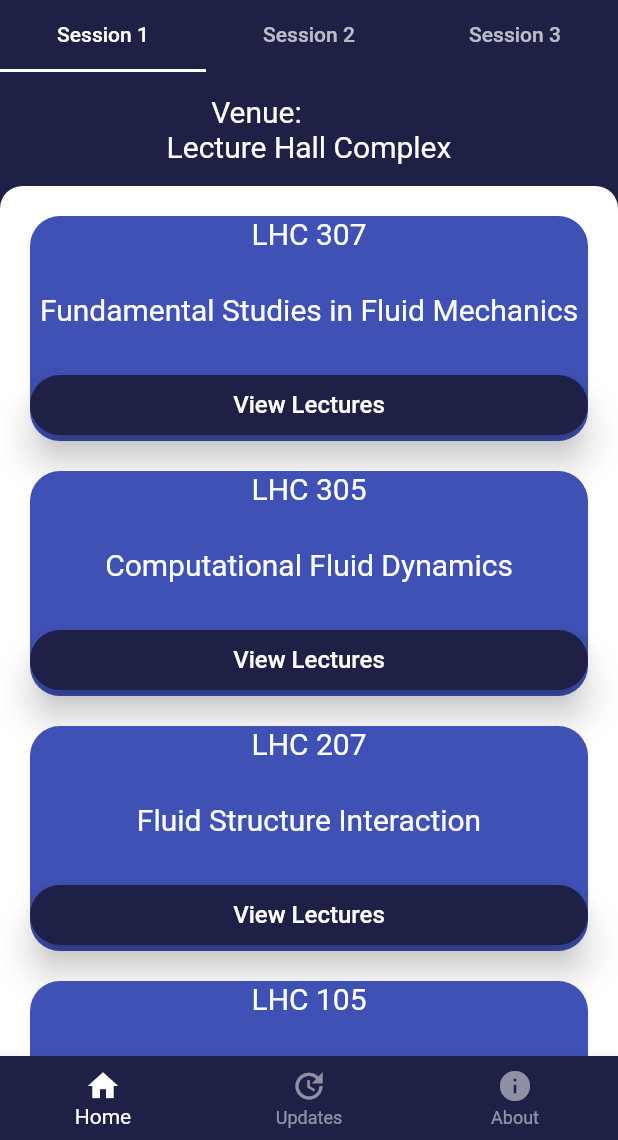
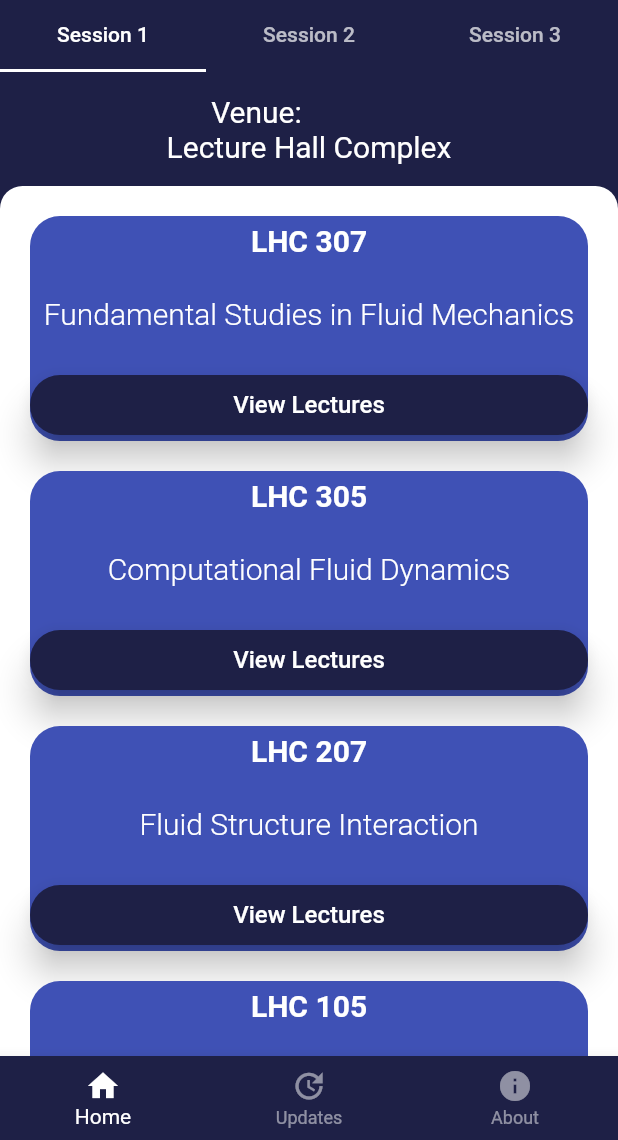
Before and after one commit to Navneetkrh/fmfp, a Flutter app: the OutlinePage screen opened directly, on a phone screen of 412 x 824 dp, the part 96-1236 px from its top. Run offline on Flutter 3.47's test engine with Material 2 defaults, Android fonts, the phone set to English and light mode, and no system bars; our stand-ins replace cloud_firestore, firebase_core, flutter_svg; accounts and stored records are empty.

Commit message:
all major ui updates completed

```diff
--- a/lib/sessionobj.dart
+++ b/lib/sessionobj.dart
@@ -16,14 +16,17 @@ class SessionObject extends StatelessWidget {
     return Container(
       margin: const EdgeInsets.only(bottom: 20),
       height: 150,
+      child: Padding(
+        padding: const EdgeInsets.only(top: 5 ),
         child: Column(
           mainAxisAlignment: MainAxisAlignment.spaceBetween,
+
           children: [
             Text(
               room,
               style: TextStyle(
                 fontSize: 20,
-              fontWeight: FontWeight.w400,
+                fontWeight: FontWeight.bold,
                 color: Colors.white,
               ),
             ),
@@ -31,7 +34,7 @@ class SessionObject extends StatelessWidget {
               name,
               style: TextStyle(
                 fontSize: 20,
-              fontWeight: FontWeight.w400,
+                fontWeight: FontWeight.w300,
                 color: Colors.white,
               ),
             ),
@@ -110,6 +113,7 @@ class SessionObject extends StatelessWidget {
               ),
             ),
           ]),
+      ),
       decoration: BoxDecoration(
         color: Colors.indigo, // set the color to white
         borderRadius: BorderRadius.circular(20)),
```
Lines whose indentation alone changed are shown as unchanged.
